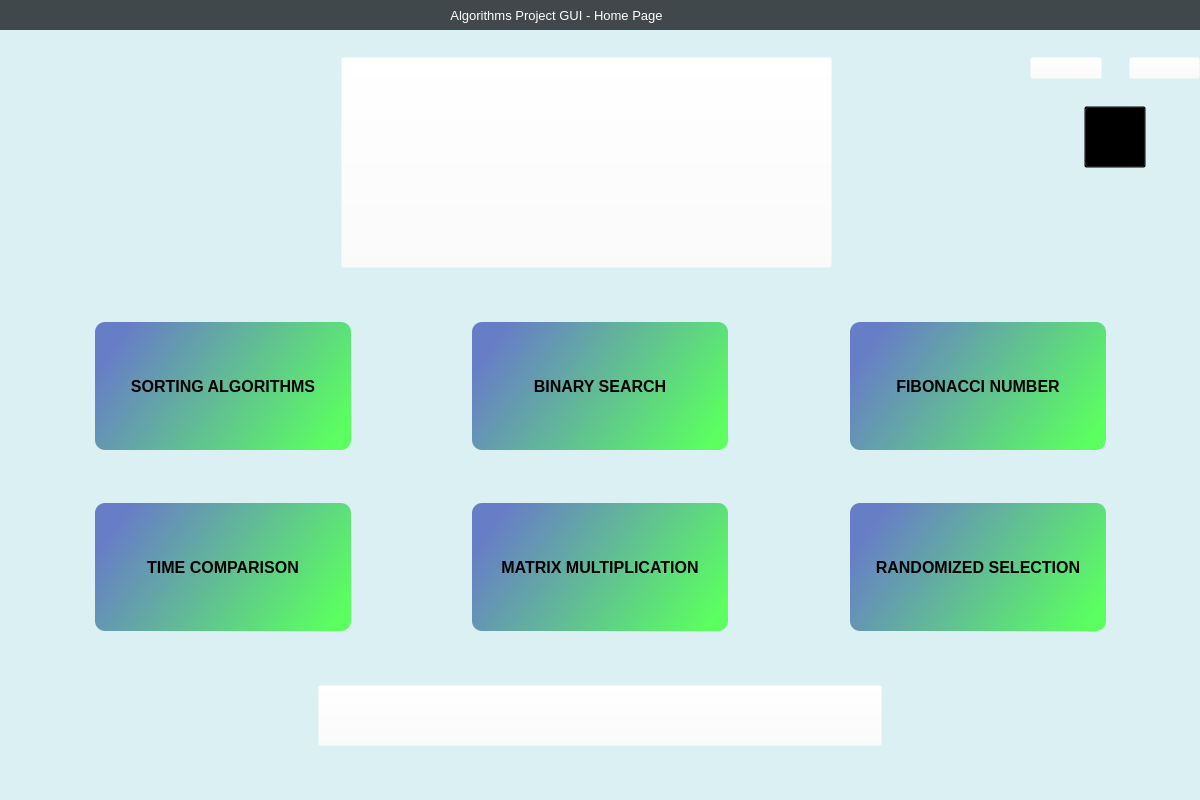
ozan-git/Sorting-Algorithms-Visualisation, file qt_designer_ozan/main_uiqt.ui: the form before one commit.
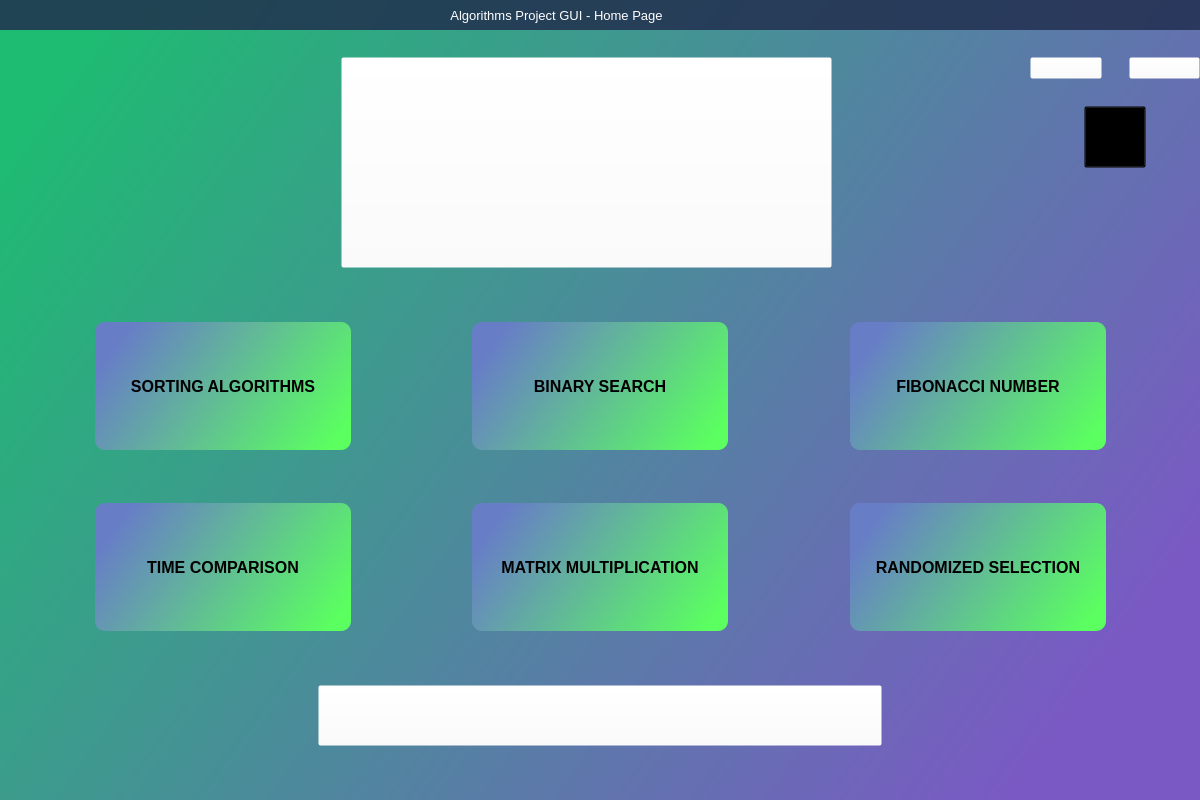
The form after the commit. Icons and pictures are not drawn.

Commit message: Custom title bar Widget

Patch:
```diff
--- a/qt_designer_ozan/main_uiqt.ui
+++ b/qt_designer_ozan/main_uiqt.ui
@@ -38,12 +38,23 @@
       </brush>
      </colorrole>
      <colorrole role="Button">
-      <brush brushstyle="SolidPattern">
-       <color alpha="255">
-        <red>219</red>
-        <green>240</green>
-        <blue>242</blue>
-       </color>
+      <brush brushstyle="LinearGradientPattern">
+       <gradient startx="0.000000000000000" starty="0.193545000000000" endx="1.000000000000000" endy="0.676000000000000" type="LinearGradient" spread="PadSpread" coordinatemode="ObjectBoundingMode">
+        <gradientstop position="0.000000000000000">
+         <color alpha="255">
+          <red>30</red>
+          <green>187</green>
+          <blue>114</blue>
+         </color>
+        </gradientstop>
+        <gradientstop position="1.000000000000000">
+         <color alpha="255">
+          <red>122</red>
+          <green>89</green>
+          <blue>196</blue>
+         </color>
+        </gradientstop>
+       </gradient>
       </brush>
      </colorrole>
      <colorrole role="Light">
@@ -110,21 +121,43 @@
       </brush>
      </colorrole>
      <colorrole role="Base">
-      <brush brushstyle="SolidPattern">
-       <color alpha="255">
-        <red>219</red>
-        <green>240</green>
-        <blue>242</blue>
-       </color>
+      <brush brushstyle="LinearGradientPattern">
+       <gradient startx="0.000000000000000" starty="0.193545000000000" endx="1.000000000000000" endy="0.676000000000000" type="LinearGradient" spread="PadSpread" coordinatemode="ObjectBoundingMode">
+        <gradientstop position="0.000000000000000">
+         <color alpha="255">
+          <red>30</red>
+          <green>187</green>
+          <blue>114</blue>
+         </color>
+        </gradientstop>
+        <gradientstop position="1.000000000000000">
+         <color alpha="255">
+          <red>122</red>
+          <green>89</green>
+          <blue>196</blue>
+         </color>
+        </gradientstop>
+       </gradient>
       </brush>
      </colorrole>
      <colorrole role="Window">
-      <brush brushstyle="SolidPattern">
-       <color alpha="255">
-        <red>219</red>
-        <green>240</green>
-        <blue>242</blue>
-       </color>
+      <brush brushstyle="LinearGradientPattern">
+       <gradient startx="0.000000000000000" starty="0.193545000000000" endx="1.000000000000000" endy="0.676000000000000" type="LinearGradient" spread="PadSpread" coordinatemode="ObjectBoundingMode">
+        <gradientstop position="0.000000000000000">
+         <color alpha="255">
+          <red>30</red>
+          <green>187</green>
+          <blue>114</blue>
+         </color>
+        </gradientstop>
+        <gradientstop position="1.000000000000000">
+         <color alpha="255">
+          <red>122</red>
+          <green>89</green>
+          <blue>196</blue>
+         </color>
+        </gradientstop>
+       </gradient>
       </brush>
      </colorrole>
      <colorrole role="Shadow">
@@ -175,12 +208,23 @@
       </brush>
      </colorrole>
      <colorrole role="Button">
-      <brush brushstyle="SolidPattern">
-       <color alpha="255">
-        <red>219</red>
-        <green>240</green>
-        <blue>242</blue>
-       </color>
+      <brush brushstyle="LinearGradientPattern">
+       <gradient startx="0.000000000000000" starty="0.193545000000000" endx="1.000000000000000" endy="0.676000000000000" type="LinearGradient" spread="PadSpread" coordinatemode="ObjectBoundingMode">
+        <gradientstop position="0.000000000000000">
+         <color alpha="255">
+          <red>30</red>
+          <green>187</green>
+          <blue>114</blue>
+         </color>
+        </gradientstop>
+        <gradientstop position="1.000000000000000">
+         <color alpha="255">
+          <red>122</red>
+          <green>89</green>
+          <blue>196</blue>
+         </color>
+        </gradientstop>
+       </gradient>
       </brush>
      </colorrole>
      <colorrole role="Light">
@@ -247,21 +291,43 @@
       </brush>
      </colorrole>
      <colorrole role="Base">
-      <brush brushstyle="SolidPattern">
-       <color alpha="255">
-        <red>219</red>
-        <green>240</green>
-        <blue>242</blue>
-       </color>
+      <brush brushstyle="LinearGradientPattern">
+       <gradient startx="0.000000000000000" starty="0.193545000000000" endx="1.000000000000000" endy="0.676000000000000" type="LinearGradient" spread="PadSpread" coordinatemode="ObjectBoundingMode">
+        <gradientstop position="0.000000000000000">
+         <color alpha="255">
+          <red>30</red>
+          <green>187</green>
+          <blue>114</blue>
+         </color>
+        </gradientstop>
+        <gradientstop position="1.000000000000000">
+         <color alpha="255">
+          <red>122</red>
+          <green>89</green>
+          <blue>196</blue>
+         </color>
+        </gradientstop>
+       </gradient>
       </brush>
      </colorrole>
      <colorrole role="Window">
-      <brush brushstyle="SolidPattern">
-       <color alpha="255">
-        <red>219</red>
-        <green>240</green>
-        <blue>242</blue>
-       </color>
+      <brush brushstyle="LinearGradientPattern">
+       <gradient startx="0.000000000000000" starty="0.193545000000000" endx="1.000000000000000" endy="0.676000000000000" type="LinearGradient" spread="PadSpread" coordinatemode="ObjectBoundingMode">
+        <gradientstop position="0.000000000000000">
+         <color alpha="255">
+          <red>30</red>
+          <green>187</green>
+          <blue>114</blue>
+         </color>
+        </gradientstop>
+        <gradientstop position="1.000000000000000">
+         <color alpha="255">
+          <red>122</red>
+          <green>89</green>
+          <blue>196</blue>
+         </color>
+        </gradientstop>
+       </gradient>
       </brush>
      </colorrole>
      <colorrole role="Shadow">
@@ -312,12 +378,23 @@
       </brush>
      </colorrole>
      <colorrole role="Button">
-      <brush brushstyle="SolidPattern">
-       <color alpha="255">
-        <red>219</red>
-        <green>240</green>
-        <blue>242</blue>
-       </color>
+      <brush brushstyle="LinearGradientPattern">
+       <gradient startx="0.000000000000000" starty="0.193545000000000" endx="1.000000000000000" endy="0.676000000000000" type="LinearGradient" spread="PadSpread" coordinatemode="ObjectBoundingMode">
+        <gradientstop position="0.000000000000000">
+         <color alpha="255">
+          <red>30</red>
+          <green>187</green>
+          <blue>114</blue>
+         </color>
+        </gradientstop>
+        <gradientstop position="1.000000000000000">
+         <color alpha="255">
+          <red>122</red>
+          <green>89</green>
+          <blue>196</blue>
+         </color>
+        </gradientstop>
+       </gradient>
       </brush>
      </colorrole>
      <colorrole role="Light">
@@ -384,21 +461,43 @@
       </brush>
      </colorrole>
      <colorrole role="Base">
-      <brush brushstyle="SolidPattern">
-       <color alpha="255">
-        <red>219</red>
-        <green>240</green>
-        <blue>242</blue>
-       </color>
+      <brush brushstyle="LinearGradientPattern">
+       <gradient startx="0.000000000000000" starty="0.193545000000000" endx="1.000000000000000" endy="0.676000000000000" type="LinearGradient" spread="PadSpread" coordinatemode="ObjectBoundingMode">
+        <gradientstop position="0.000000000000000">
+         <color alpha="255">
+          <red>30</red>
+          <green>187</green>
+          <blue>114</blue>
+         </color>
+        </gradientstop>
+        <gradientstop position="1.000000000000000">
+         <color alpha="255">
+          <red>122</red>
+          <green>89</green>
+          <blue>196</blue>
+         </color>
+        </gradientstop>
+       </gradient>
       </brush>
      </colorrole>
      <colorrole role="Window">
-      <brush brushstyle="SolidPattern">
-       <color alpha="255">
-        <red>219</red>
-        <green>240</green>
-        <blue>242</blue>
-       </color>
+      <brush brushstyle="LinearGradientPattern">
+       <gradient startx="0.000000000000000" starty="0.193545000000000" endx="1.000000000000000" endy="0.676000000000000" type="LinearGradient" spread="PadSpread" coordinatemode="ObjectBoundingMode">
+        <gradientstop position="0.000000000000000">
+         <color alpha="255">
+          <red>30</red>
+          <green>187</green>
+          <blue>114</blue>
+         </color>
+        </gradientstop>
+        <gradientstop position="1.000000000000000">
+         <color alpha="255">
+          <red>122</red>
+          <green>89</green>
+          <blue>196</blue>
+         </color>
+        </gradientstop>
+       </gradient>
       </brush>
      </colorrole>
      <colorrole role="Shadow">
@@ -452,6 +551,7 @@
   <property name="styleSheet">
    <string notr="true">#MainWindow{
 background-color: rgb(219, 240, 242);
+	background-color: qlineargradient(spread:pad, x1:0, y1:0.193545, x2:1, y2:0.676, stop:0 rgba(30, 187, 114, 255), stop:1 rgba(122, 89, 196, 255));
 }</string>
   </property>
   <property name="animated">
@@ -560,7 +660,7 @@
                </size>
               </property>
               <property name="styleSheet">
-               <string notr="true">background-color: rgba(33, 37, 43, 150);</string>
+               <string notr="true">background-color: rgba(33, 45, 76, 150);</string>
               </property>
               <property name="frameShape">
                <enum>QFrame::NoFrame</enum>
@@ -957,6 +1057,12 @@
               </item>
               <item>
                <widget class="QPushButton" name="pushButton_information">
+                <property name="minimumSize">
+                 <size>
+                  <width>0</width>
+                  <height>0</height>
+                 </size>
+                </property>
                 <property name="toolTip">
                  <string>Get Information</string>
                 </property>
```
The commit also changes 7 other files.
